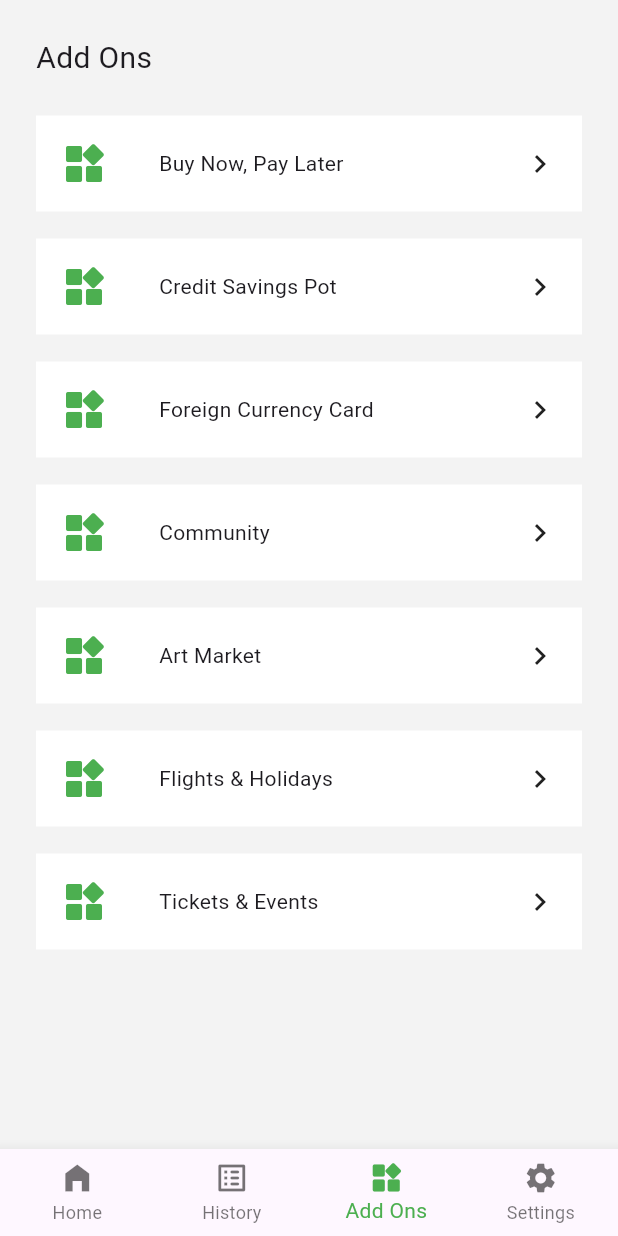
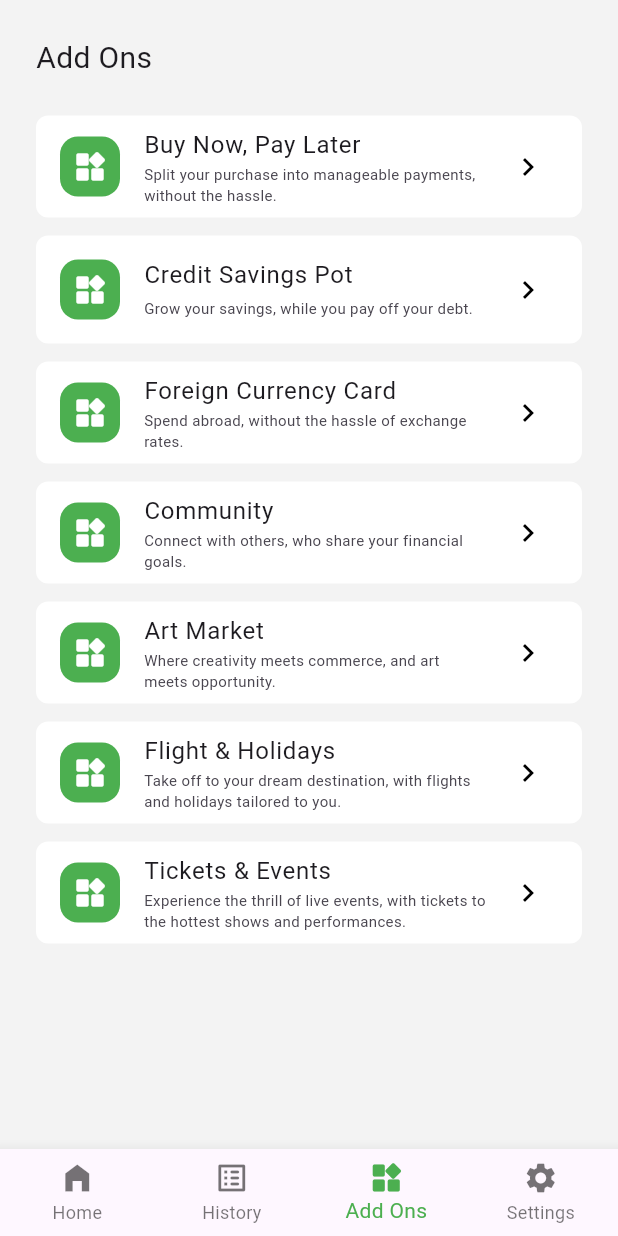
Before and after one commit to olumuyiwaa/fatherland-money, a Flutter app: the ActiveSession screen opened directly, item 3 of the bottom bar chosen, on a phone screen of 412 x 824 dp. Run offline on Flutter 3.47's test engine with Material 3 defaults, Android fonts, the phone set to English and light mode, and no system bars; our stand-ins replace fl_chart.

Commit message:
"Refactored AddonPage to use AppTile, updated AppTile and TransactionHistoryCard widgets with new design and layout"

```diff
--- a/lib/pages/addon_page.dart
+++ b/lib/pages/addon_page.dart
@@ -1,5 +1,7 @@
 // ignore_for_file: prefer_const_constructors, prefer_const_literals_to_create_immutables
 
+import '../pages/page404.dart';
+import 'package:fintech/utilities/app_tile.dart';
 import 'package:flutter/material.dart';
 
 class AddonPage extends StatelessWidget {
@@ -16,178 +18,51 @@ class AddonPage extends StatelessWidget {
         SizedBox(
           height: 24,
         ),
-        Container(
-          padding: EdgeInsets.all(16),
-          color: Colors.white,
-          child: Row(
-            mainAxisAlignment: MainAxisAlignment.spaceBetween,
-            children: [
-              Icon(
-                Icons.widgets_rounded,
-                size: 32,
-                color: Colors.green,
-              ),
-              SizedBox(
-                width: 208,
-                child: Text(
-                  'Buy Now, Pay Later',
-                  style: TextStyle(fontSize: 14),
-                ),
-              ),
-              Icon(Icons.chevron_right_outlined)
-            ],
-          ),
+        AppTile(
+          titleText: 'Buy Now, Pay Later',
+          subtitleText:
+              'Split your purchase into manageable payments, without the hassle.',
+          tileIcon: Icon(Icons.widgets_rounded),
+          pageName: Page404(),
         ),
-        SizedBox(
-          height: 18,
+        AppTile(
+          titleText: 'Credit Savings Pot',
+          subtitleText: 'Grow your savings, while you pay off your debt.',
+          tileIcon: Icon(Icons.widgets_rounded),
+          pageName: Page404(),
         ),
-        Container(
-          padding: EdgeInsets.all(16),
-          color: Colors.white,
-          child: Row(
-            mainAxisAlignment: MainAxisAlignment.spaceBetween,
-            children: [
-              Icon(
-                Icons.widgets_rounded,
-                size: 32,
-                color: Colors.green,
-              ),
-              SizedBox(
-                width: 208,
-                child: Text(
-                  'Credit Savings Pot',
-                  style: TextStyle(fontSize: 14),
-                ),
-              ),
-              Icon(Icons.chevron_right_outlined)
-            ],
-          ),
+        AppTile(
+          titleText: 'Foreign Currency Card',
+          subtitleText: 'Spend abroad, without the hassle of exchange rates.',
+          tileIcon: Icon(Icons.widgets_rounded),
+          pageName: Page404(),
         ),
-        SizedBox(
-          height: 18,
+        AppTile(
+          titleText: 'Community',
+          subtitleText: 'Connect with others, who share your financial goals.',
+          tileIcon: Icon(Icons.widgets_rounded),
+          pageName: Page404(),
         ),
-        Container(
-          padding: EdgeInsets.all(16),
-          color: Colors.white,
-          child: Row(
-            mainAxisAlignment: MainAxisAlignment.spaceBetween,
-            children: [
-              Icon(
-                Icons.widgets_rounded,
-                size: 32,
-                color: Colors.green,
-              ),
-              SizedBox(
-                width: 208,
-                child: Text(
-                  'Foreign Currency Card',
-                  style: TextStyle(fontSize: 14),
-                ),
-              ),
-              Icon(Icons.chevron_right_outlined)
-            ],
-          ),
+        AppTile(
+          titleText: 'Art Market',
+          subtitleText:
+              'Where creativity meets commerce, and art meets opportunity.',
+          tileIcon: Icon(Icons.widgets_rounded),
+          pageName: Page404(),
         ),
-        SizedBox(
-          height: 18,
+        AppTile(
+          titleText: 'Flight & Holidays',
+          subtitleText:
+              'Take off to your dream destination, with flights and holidays tailored to you.',
+          tileIcon: Icon(Icons.widgets_rounded),
+          pageName: Page404(),
         ),
-        Container(
-          padding: EdgeInsets.all(16),
-          color: Colors.white,
-          child: Row(
-            mainAxisAlignment: MainAxisAlignment.spaceBetween,
-            children: [
-              Icon(
-                Icons.widgets_rounded,
-                size: 32,
-                color: Colors.green,
-              ),
-              SizedBox(
-                width: 208,
-                child: Text(
-                  'Community',
-                  style: TextStyle(fontSize: 14),
-                ),
-              ),
-              Icon(Icons.chevron_right_outlined)
-            ],
-          ),
-        ),
-        SizedBox(
-          height: 18,
-        ),
-        Container(
-          padding: EdgeInsets.all(16),
-          color: Colors.white,
-          child: Row(
-            mainAxisAlignment: MainAxisAlignment.spaceBetween,
-            children: [
-              Icon(
-                Icons.widgets_rounded,
-                size: 32,
-                color: Colors.green,
-              ),
-              SizedBox(
-                width: 208,
-                child: Text(
-                  'Art Market',
-                  style: TextStyle(fontSize: 14),
-                ),
-              ),
-              Icon(Icons.chevron_right_outlined)
-            ],
-          ),
-        ),
-        SizedBox(
-          height: 18,
-        ),
-        Container(
-          padding: EdgeInsets.all(16),
-          color: Colors.white,
-          child: Row(
-            mainAxisAlignment: MainAxisAlignment.spaceBetween,
-            children: [
-              Icon(
-                Icons.widgets_rounded,
-                size: 32,
-                color: Colors.green,
-              ),
-              SizedBox(
-                width: 208,
-                child: Text(
-                  'Flights & Holidays',
-                  style: TextStyle(fontSize: 14),
-                ),
-              ),
-              Icon(Icons.chevron_right_outlined)
-            ],
-          ),
-        ),
-        SizedBox(
-          height: 18,
-        ),
-        Container(
-          padding: EdgeInsets.all(16),
-          color: Colors.white,
-          child: Row(
-            mainAxisAlignment: MainAxisAlignment.spaceBetween,
-            children: [
-              Icon(
-                Icons.widgets_rounded,
-                size: 32,
-                color: Colors.green,
-              ),
-              SizedBox(
-                width: 208,
-                child: Text(
-                  'Tickets & Events',
-                  style: TextStyle(fontSize: 14),
-                ),
-              ),
-              Icon(Icons.chevron_right_outlined)
-            ],
-          ),
-        ),
+        AppTile(
+            titleText: 'Tickets & Events',
+            subtitleText:
+                'Experience the thrill of live events, with tickets to the hottest shows and performances.',
+            tileIcon: Icon(Icons.widgets_rounded),
+            pageName: Page404()),
       ],
     );
   }
--- a/lib/utilities/app_tile.dart
+++ b/lib/utilities/app_tile.dart
@@ -20,6 +20,12 @@ class AppTile extends StatelessWidget {
   Widget build(BuildContext context) {
     return Padding(
       padding: EdgeInsets.only(bottom: 12),
+      child: Container(
+        decoration: BoxDecoration(
+          color: Colors.white,
+          borderRadius:
+              BorderRadius.circular(8), // adjust the radius value as needed
+        ),
         child: ListTile(
           leading: Container(
             padding: EdgeInsets.all(8),
@@ -34,7 +40,6 @@ class AppTile extends StatelessWidget {
             subtitleText,
             style: TextStyle(fontSize: 10),
           ),
-        tileColor: Colors.white,
           trailing: Icon(
             Icons.chevron_right,
             color: Colors.black,
@@ -45,6 +50,7 @@ class AppTile extends StatelessWidget {
           },
           iconColor: Colors.white,
         ),
+      ),
     );
   }
 }
--- a/lib/utilities/transation_history_card.dart
+++ b/lib/utilities/transation_history_card.dart
@@ -28,7 +28,12 @@ class TransactionHistoryCard extends StatelessWidget {
   @override
   Widget build(BuildContext context) {
     return Padding(
-      padding: EdgeInsets.only(bottom: 8),
+      padding: EdgeInsets.only(bottom: 12),
+      child: Container(
+        decoration: BoxDecoration(
+          borderRadius: BorderRadius.circular(8),
+          color: Colors.white,
+        ),
         child: ListTile(
           leading: Image(
             height: 42,
@@ -58,7 +63,6 @@ class TransactionHistoryCard extends StatelessWidget {
               ),
             ],
           ),
-        tileColor: Colors.white,
           trailing: Text(
             "\$$transactionAmount",
             style: TextStyle(
@@ -67,6 +71,7 @@ class TransactionHistoryCard extends StatelessWidget {
           ),
           onTap: () {},
         ),
+      ),
     );
   }
 }
```
Lines whose indentation alone changed are shown as unchanged.
